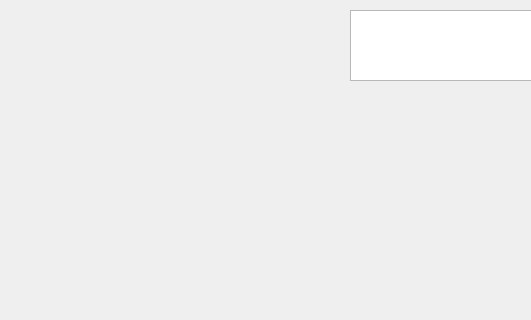
Above: mainwindow.ui from musimab/SerialPortQt before the change; both pictures show x 0 to 531 and y 280 to 600 of the 800 by 600 pixel window. Below: the same form after it.
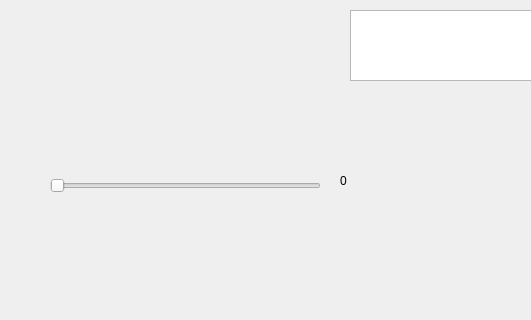
That is the form after the change.

The edit to the form file:
```diff
--- a/mainwindow.ui
+++ b/mainwindow.ui
@@ -54,6 +54,35 @@
      </rect>
     </property>
    </widget>
+   <widget class="QSlider" name="horizontalSlider">
+    <property name="geometry">
+     <rect>
+      <x>50</x>
+      <y>440</y>
+      <width>271</width>
+      <height>51</height>
+     </rect>
+    </property>
+    <property name="maximum">
+     <number>255</number>
+    </property>
+    <property name="orientation">
+     <enum>Qt::Horizontal</enum>
+    </property>
+   </widget>
+   <widget class="QLabel" name="label_led">
+    <property name="geometry">
+     <rect>
+      <x>340</x>
+      <y>440</y>
+      <width>81</width>
+      <height>41</height>
+     </rect>
+    </property>
+    <property name="text">
+     <string>0</string>
+    </property>
+   </widget>
   </widget>
   <widget class="QMenuBar" name="menubar">
    <property name="geometry">
```
